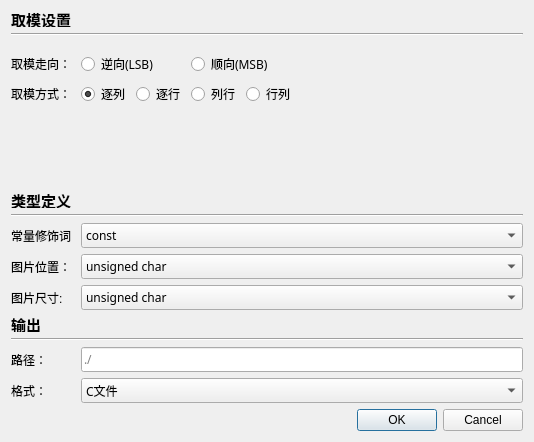
Before: the Qt Designer form BmpManager/custom/dialogprojectsettings.ui in luckyPtr/BitmapStudio, drawn with Qt 5.
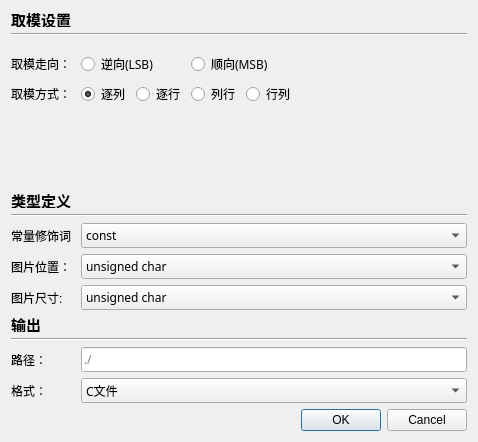
After: the same form once the commit is applied. Custom widgets are drawn as their Qt base class.

```diff
--- a/BmpManager/custom/dialogprojectsettings.ui
+++ b/BmpManager/custom/dialogprojectsettings.ui
@@ -6,7 +6,7 @@
    <rect>
     <x>0</x>
     <y>0</y>
-    <width>534</width>
+    <width>478</width>
     <height>442</height>
    </rect>
   </property>
```
